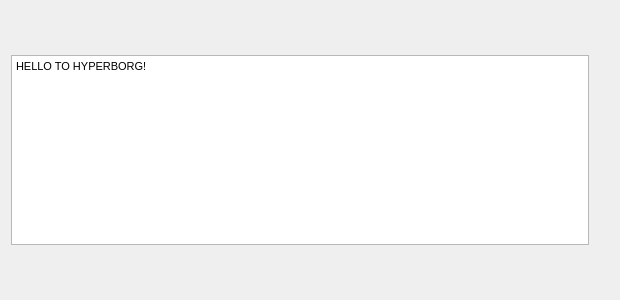
hyperborg/hyperborg, file node/hud.ui: the form before one commit.
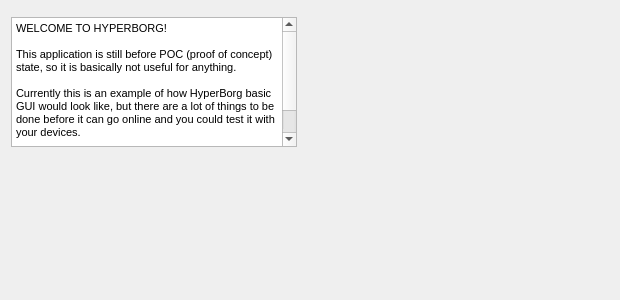
The form after the commit. Custom widgets are drawn as their Qt base class.

Commit message: HUDLabel: added setInvert() function

Diff of the .ui file:
```diff
--- a/node/hud.ui
+++ b/node/hud.ui
@@ -26,41 +26,30 @@
      <item>
       <layout class="QVBoxLayout" name="verticalLayout_2">
        <item>
-        <spacer name="verticalSpacer">
-         <property name="orientation">
-          <enum>Qt::Vertical</enum>
-         </property>
-         <property name="sizeHint" stdset="0">
-          <size>
-           <width>20</width>
-           <height>40</height>
-          </size>
-         </property>
-        </spacer>
-       </item>
-       <item>
+        <layout class="QGridLayout" name="gridLayout" rowstretch="1,1" columnstretch="1,1">
+         <item row="0" column="0">
         <widget class="QTextBrowser" name="textBrowser">
          <property name="html">
           <string>&lt;!DOCTYPE HTML PUBLIC &quot;-//W3C//DTD HTML 4.0//EN&quot; &quot;http://www.w3.org/TR/REC-html40/strict.dtd&quot;&gt;
 &lt;html&gt;&lt;head&gt;&lt;meta name=&quot;qrichtext&quot; content=&quot;1&quot; /&gt;&lt;style type=&quot;text/css&quot;&gt;
 p, li { white-space: pre-wrap; }
 &lt;/style&gt;&lt;/head&gt;&lt;body style=&quot; font-family:'MS Shell Dlg 2'; font-size:8.25pt; font-weight:400; font-style:normal;&quot;&gt;
-&lt;p style=&quot; margin-top:0px; margin-bottom:0px; margin-left:0px; margin-right:0px; -qt-block-indent:0; text-indent:0px;&quot;&gt;HELLO TO HYPERBORG!&lt;/p&gt;&lt;/body&gt;&lt;/html&gt;</string>
+&lt;p style=&quot; margin-top:0px; margin-bottom:0px; margin-left:0px; margin-right:0px; -qt-block-indent:0; text-indent:0px;&quot;&gt;WELCOME TO HYPERBORG!&lt;br /&gt;&lt;br /&gt;This application is still before POC (proof of concept) state, so it is basically not useful for anything.&lt;/p&gt;
+&lt;p style=&quot;-qt-paragraph-type:empty; margin-top:0px; margin-bottom:0px; margin-left:0px; margin-right:0px; -qt-block-indent:0; text-indent:0px;&quot;&gt;&lt;br /&gt;&lt;/p&gt;
+&lt;p style=&quot; margin-top:0px; margin-bottom:0px; margin-left:0px; margin-right:0px; -qt-block-indent:0; text-indent:0px;&quot;&gt;Currently this is an example of how HyperBorg basic GUI would look like, but there are a lot of things to be done before it can go online and you could test it with your devices.&lt;br /&gt;&lt;br /&gt;Please stay tuned and check https://hyperborg.com frequently!&lt;/p&gt;&lt;/body&gt;&lt;/html&gt;</string>
          </property>
         </widget>
        </item>
-       <item>
-        <spacer name="verticalSpacer_2">
-         <property name="orientation">
-          <enum>Qt::Vertical</enum>
-         </property>
-         <property name="sizeHint" stdset="0">
-          <size>
-           <width>20</width>
-           <height>40</height>
-          </size>
-         </property>
-        </spacer>
+         <item row="0" column="1">
+          <widget class="QWidget" name="widget" native="true"/>
+         </item>
+         <item row="1" column="0">
+          <widget class="QWidget" name="widget_2" native="true"/>
+         </item>
+         <item row="1" column="1">
+          <widget class="QWidget" name="widget_3" native="true"/>
+         </item>
+        </layout>
        </item>
       </layout>
      </item>
```
Lines whose indentation alone changed are shown as unchanged. The commit also changes 1 other file.
